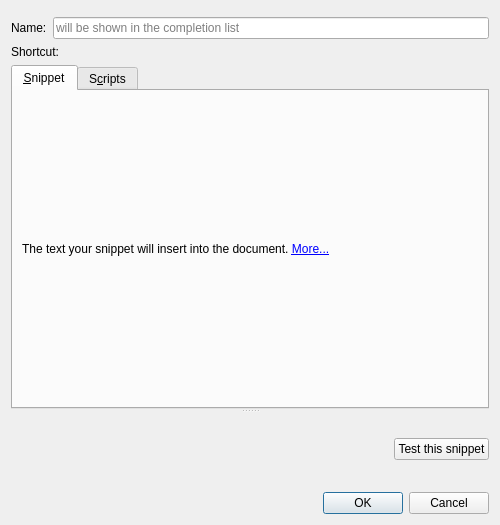
KDE/kate, file addons/snippets/editsnippet.ui: the form before one commit.
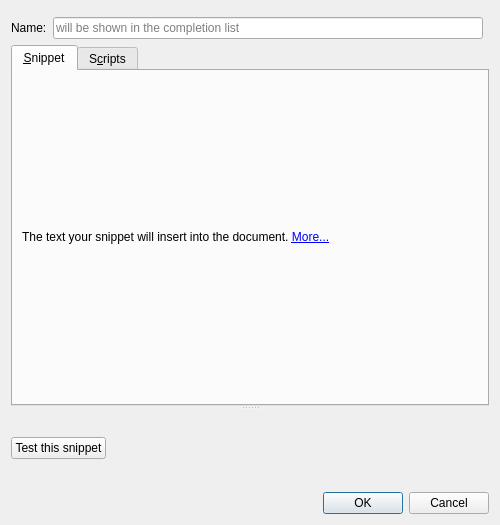
The form after the commit. Custom widgets are drawn as their Qt base class.

Commit message:
snippets: remove alternate shortcut feature
nobody needs alternate shortcuts for text snippets and it makes the UI
much cleaner
CCMAIL:dhaumann@kde.org

Diff of the .ui file:
```diff
--- a/addons/snippets/editsnippet.ui
+++ b/addons/snippets/editsnippet.ui
@@ -28,47 +28,24 @@
     </widget>
    </item>
    <item>
-    <layout class="QFormLayout" name="formLayout">
-     <property name="fieldGrowthPolicy">
-      <enum>QFormLayout::ExpandingFieldsGrow</enum>
-     </property>
-     <item row="0" column="0">
+    <layout class="QHBoxLayout" name="horizontalLayout">
+     <item>
       <widget class="QLabel" name="snippetName">
        <property name="text">
         <string>Name:</string>
        </property>
       </widget>
      </item>
-     <item row="1" column="0" colspan="2">
-      <layout class="QHBoxLayout" name="horizontalLayout_3">
-       <item>
-        <widget class="QLabel" name="snippetShortcutLabel">
-         <property name="sizePolicy">
-          <sizepolicy hsizetype="Preferred" vsizetype="Preferred">
-           <horstretch>0</horstretch>
-           <verstretch>0</verstretch>
-          </sizepolicy>
-         </property>
-         <property name="text">
-          <string>Shortcut:</string>
-         </property>
-         <property name="alignment">
-          <set>Qt::AlignLeading|Qt::AlignLeft|Qt::AlignVCenter</set>
-         </property>
-        </widget>
-       </item>
-       <item>
-        <widget class="KShortcutWidget" name="snippetShortcutWidget"/>
-       </item>
-      </layout>
-     </item>
-     <item row="0" column="1">
+     <item>
       <widget class="QLineEdit" name="snippetNameEdit">
        <property name="placeholderText">
         <string>will be shown in the completion list</string>
        </property>
       </widget>
      </item>
+     <item>
+      <widget class="KKeySequenceWidget" name="snippetShortcut"/>
+     </item>
     </layout>
    </item>
    <item>
@@ -122,6 +99,13 @@
       <layout class="QVBoxLayout" name="verticalLayout_3">
        <item>
         <layout class="QHBoxLayout" name="horizontalLayout_4">
+         <item>
+          <widget class="QPushButton" name="dotest_button">
+           <property name="text">
+            <string>Test this snippet</string>
+           </property>
+          </widget>
+         </item>
          <item>
           <spacer name="horizontalSpacer">
            <property name="orientation">
@@ -135,13 +119,6 @@
            </property>
           </spacer>
          </item>
-         <item>
-          <widget class="QPushButton" name="dotest_button">
-           <property name="text">
-            <string>Test this snippet</string>
-           </property>
-          </widget>
-         </item>
         </layout>
        </item>
       </layout>
@@ -159,9 +136,9 @@
  </widget>
  <customwidgets>
   <customwidget>
-   <class>KShortcutWidget</class>
+   <class>KKeySequenceWidget</class>
    <extends>QWidget</extends>
-   <header>kshortcutwidget.h</header>
+   <header>kkeysequencewidget.h</header>
   </customwidget>
   <customwidget>
    <class>KMessageWidget</class>
```
The commit also changes 1 other file.
